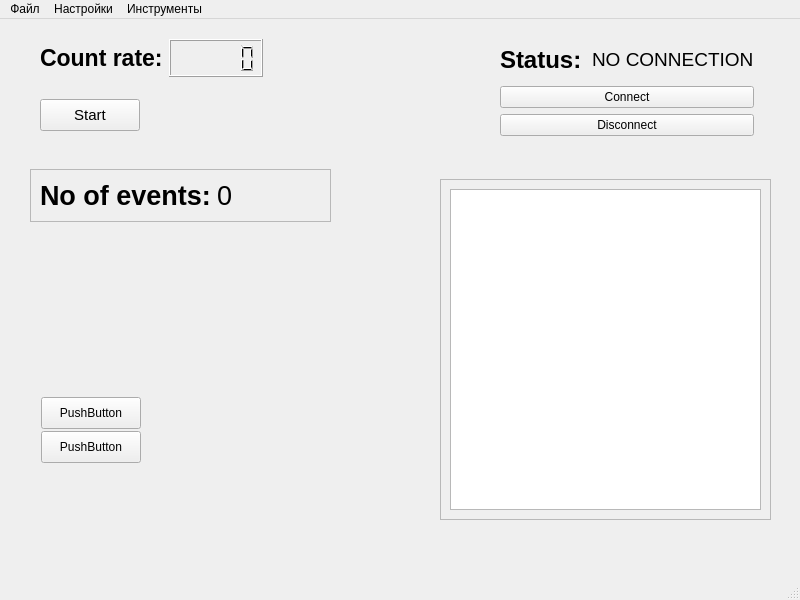
This is mainwindow.ui in mrnetbear/sandboxStudy as Qt 5 draws it before an edit. The edited form follows.
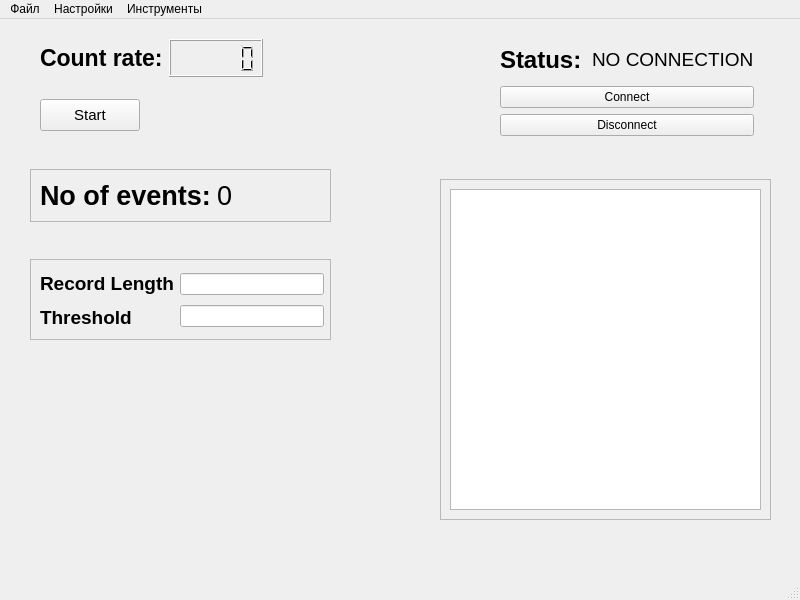
This is the edited form.

```diff
--- a/mainwindow.ui
+++ b/mainwindow.ui
@@ -20,32 +20,6 @@
    <string>DAQ by KAD</string>
   </property>
   <widget class="QWidget" name="centralwidget">
-   <widget class="QPushButton" name="pushButton">
-    <property name="geometry">
-     <rect>
-      <x>41</x>
-      <y>412</y>
-      <width>100</width>
-      <height>32</height>
-     </rect>
-    </property>
-    <property name="text">
-     <string>PushButton</string>
-    </property>
-   </widget>
-   <widget class="QPushButton" name="pushButton_4">
-    <property name="geometry">
-     <rect>
-      <x>41</x>
-      <y>378</y>
-      <width>100</width>
-      <height>32</height>
-     </rect>
-    </property>
-    <property name="text">
-     <string>PushButton</string>
-    </property>
-   </widget>
    <widget class="QFrame" name="frame">
     <property name="geometry">
      <rect>
@@ -264,6 +238,74 @@
      </item>
     </layout>
    </widget>
+   <widget class="QFrame" name="frame_5">
+    <property name="geometry">
+     <rect>
+      <x>30</x>
+      <y>240</y>
+      <width>301</width>
+      <height>81</height>
+     </rect>
+    </property>
+    <property name="frameShape">
+     <enum>QFrame::StyledPanel</enum>
+    </property>
+    <property name="frameShadow">
+     <enum>QFrame::Raised</enum>
+    </property>
+    <widget class="QWidget" name="">
+     <property name="geometry">
+      <rect>
+       <x>10</x>
+       <y>10</y>
+       <width>284</width>
+       <height>62</height>
+      </rect>
+     </property>
+     <layout class="QHBoxLayout" name="horizontalLayout_5">
+      <item>
+       <layout class="QVBoxLayout" name="verticalLayout_3">
+        <item>
+         <widget class="QLabel" name="labelRecLength">
+          <property name="font">
+           <font>
+            <pointsize>14</pointsize>
+            <bold>true</bold>
+           </font>
+          </property>
+          <property name="text">
+           <string>Record Length</string>
+          </property>
+         </widget>
+        </item>
+        <item>
+         <widget class="QLabel" name="labelTrigThreshold">
+          <property name="font">
+           <font>
+            <pointsize>14</pointsize>
+            <bold>true</bold>
+           </font>
+          </property>
+          <property name="text">
+           <string>Threshold</string>
+          </property>
+         </widget>
+        </item>
+       </layout>
+      </item>
+      <item>
+       <layout class="QVBoxLayout" name="verticalLayout_4">
+        <item>
+         <widget class="QLineEdit" name="lineEditRecordLength"/>
+        </item>
+        <item>
+         <widget class="QLineEdit" name="lineEditThreshold"/>
+        </item>
+       </layout>
+      </item>
+     </layout>
+    </widget>
+   </widget>
   </widget>
   <widget class="QMenuBar" name="menubar">
    <property name="geometry">
```
